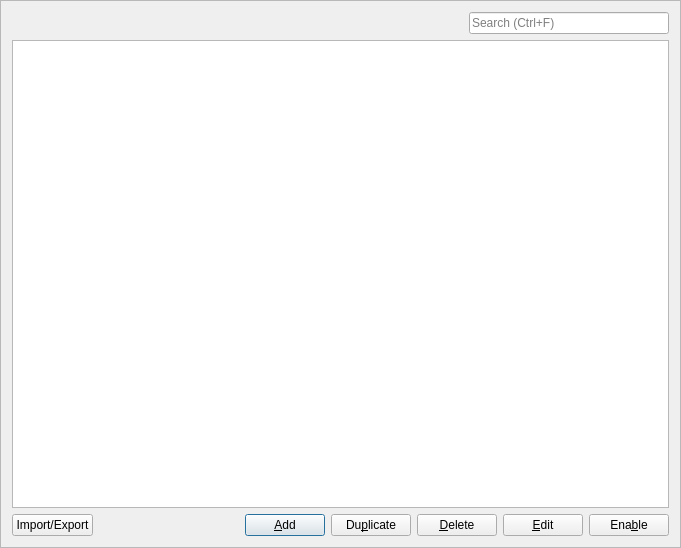
First picture: the form in Combo/ComboTableFrame.ui, repository xmichelo/Beeftext, before the edit.
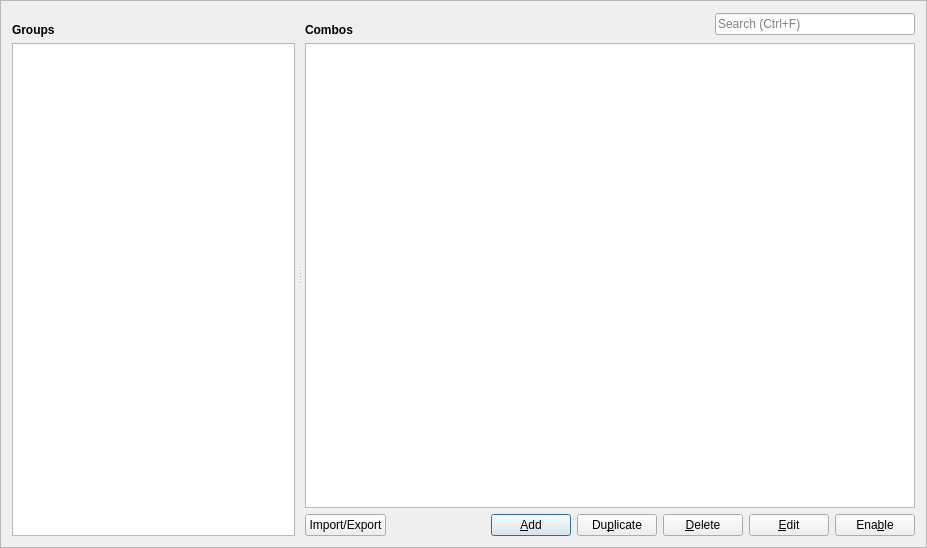
Second picture: the form after the edit.

Commit message: Implement ComboGroupList list model.

```diff
--- a/Combo/ComboTableFrame.ui
+++ b/Combo/ComboTableFrame.ui
@@ -6,7 +6,7 @@
    <rect>
     <x>0</x>
     <y>0</y>
-    <width>681</width>
+    <width>927</width>
     <height>548</height>
    </rect>
   </property>
@@ -22,9 +22,82 @@
   <property name="frameShadow">
    <enum>QFrame::Raised</enum>
   </property>
+  <layout class="QVBoxLayout" name="verticalLayout_4">
+   <item>
+    <widget class="QSplitter" name="splitter">
+     <property name="midLineWidth">
+      <number>5</number>
+     </property>
+     <property name="orientation">
+      <enum>Qt::Horizontal</enum>
+     </property>
+     <property name="handleWidth">
+      <number>10</number>
+     </property>
+     <widget class="QWidget" name="">
+      <layout class="QVBoxLayout" name="verticalLayout_3">
+       <item>
+        <layout class="QHBoxLayout" name="horizontalLayout_3">
+         <item>
+          <widget class="QLabel" name="label">
+           <property name="font">
+            <font>
+             <weight>75</weight>
+             <bold>true</bold>
+            </font>
+           </property>
+           <property name="text">
+            <string>Groups</string>
+           </property>
+           <property name="alignment">
+            <set>Qt::AlignBottom|Qt::AlignLeading|Qt::AlignLeft</set>
+           </property>
+          </widget>
+         </item>
+         <item>
+          <spacer name="horizontalSpacer_2">
+           <property name="orientation">
+            <enum>Qt::Horizontal</enum>
+           </property>
+           <property name="sizeHint" stdset="0">
+            <size>
+             <width>145</width>
+             <height>25</height>
+            </size>
+           </property>
+          </spacer>
+         </item>
+        </layout>
+       </item>
+       <item>
+        <layout class="QVBoxLayout" name="verticalLayout_2">
+         <item>
+          <widget class="QListView" name="listGroup"/>
+         </item>
+        </layout>
+       </item>
+      </layout>
+     </widget>
+     <widget class="QWidget" name="">
   <layout class="QVBoxLayout" name="verticalLayout">
    <item>
     <layout class="QHBoxLayout" name="horizontalLayout_2">
+         <item>
+          <widget class="QLabel" name="label_2">
+           <property name="font">
+            <font>
+             <weight>75</weight>
+             <bold>true</bold>
+            </font>
+           </property>
+           <property name="text">
+            <string>Combos</string>
+           </property>
+           <property name="alignment">
+            <set>Qt::AlignBottom|Qt::AlignLeading|Qt::AlignLeft</set>
+           </property>
+          </widget>
+         </item>
      <item>
       <spacer name="horizontalSpacer">
        <property name="orientation">
@@ -33,7 +106,7 @@
        <property name="sizeHint" stdset="0">
         <size>
          <width>40</width>
-         <height>20</height>
+             <height>25</height>
         </size>
        </property>
       </spacer>
@@ -196,6 +269,10 @@
       </widget>
      </item>
     </layout>
+       </item>
+      </layout>
+     </widget>
+    </widget>
    </item>
   </layout>
   <action name="actionAddCombo">
```
Lines whose indentation alone changed are shown as unchanged. The commit also changes 5 other files.
